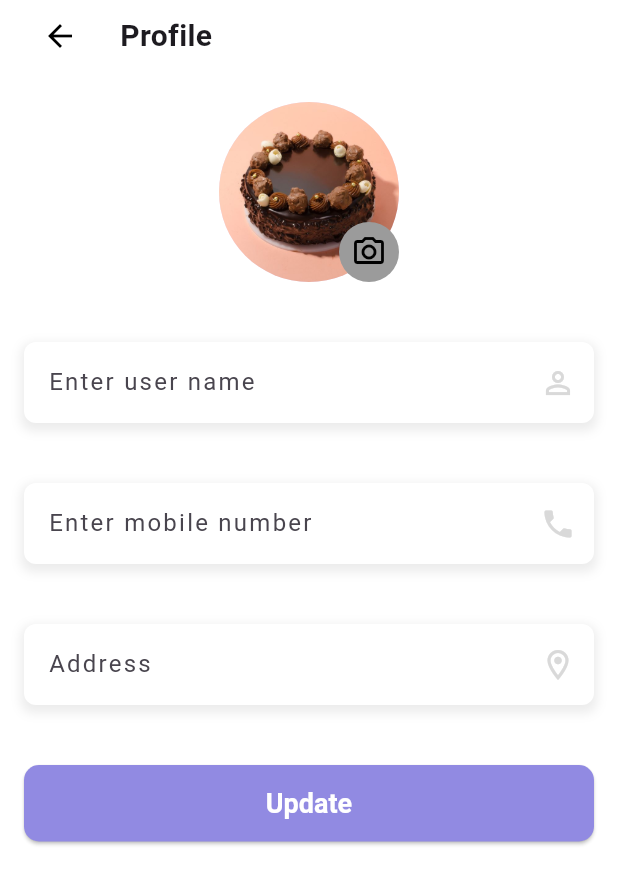
After one commit to samruddhin24/BakeryManagementAPP, a Flutter app: the EditProfileScreen screen opened by its route, on a phone screen of 412 x 824 dp. The commit adds this screen. Shown: the top 884 px of the screen. Run offline on Flutter 3.47's test engine with Material 3 defaults, Android fonts, the phone set to English and light mode, and no system bars; our stand-ins replace get, image_picker, velocity_x; project files that could hold a hidden picture were left out.

Commit message:
major commit
changes in input field widget.
edit profile page completed.
add more constants.

```diff
--- a/lib/binding/controller_binding.dart
+++ b/lib/binding/controller_binding.dart
@@ -42,6 +42,9 @@ class ControllerBinding implements Bindings{
     Get.lazyPut<ProfileController>(()=> ProfileController(),
     tag: ControllerTags.profileController, fenix: true);
 
+    Get.lazyPut<EditProfileController>(()=> EditProfileController(),
+        tag: ControllerTags.editProfileController, fenix: true);
+
     Get.lazyPut<RegistrationScreenController>(()=> RegistrationScreenController(),
     tag: ControllerTags.registrationController, fenix: true);
 
--- a/lib/constants/app_constants.dart
+++ b/lib/constants/app_constants.dart
@@ -91,6 +91,7 @@ class AppConstants{
   static String privacyPolicy = 'Privacy policy';
   static String helpAndSupport = 'Help and support';
   static String logout = 'Logout';
+  static String update = 'Update';
   static String deleteAccount = 'Delete Account';
   //Order Information
   static String priceSummary = 'Price Summary';
--- a/lib/constants/controller_tags.dart
+++ b/lib/constants/controller_tags.dart
@@ -10,6 +10,7 @@ class ControllerTags{
   static const productDescriptionController = 'productDescriptionController';
   static const productController = 'productController';
   static const profileController = 'profileController';
+  static const editProfileController = 'editProfileController';
   static const registrationController = 'registrationController';
   static const splashController = 'splashController';
   static const orderInformationController = 'orderInformationController';
--- a/lib/routes/app_routes.dart
+++ b/lib/routes/app_routes.dart
@@ -17,6 +17,7 @@ class AppRoutes{
     GetPage(name: RouteConstants.descriptionScreen, page: ()=> const DescriptionScreen()),
     GetPage(name: RouteConstants.productScreen, page: ()=> const ProductScreen()),
     GetPage(name: RouteConstants.profileScreen, page: ()=> const ProfileScreen()),
+    GetPage(name: RouteConstants.editProfileScreen, page: ()=> EditProfileScreen()),
     GetPage(name: RouteConstants.registerScreen, page: ()=> const RegistrationScreen()),
     GetPage(name: RouteConstants.splashScreen, page: ()=> const SplashScreen()),
   ];
--- /dev/null
+++ b/lib/screens/edit_profile/edit_profile_controller.dart
@@ -0,0 +1,79 @@
+import 'dart:io';
+import 'package:bakery_app/constants/constants.dart';
+import 'package:flutter/cupertino.dart';
+import 'package:get/get.dart';
+import 'package:image_picker/image_picker.dart';
+
+class EditProfileController extends GetxController {
+  File? imageFile;
+  final ImagePicker picker = ImagePicker();
+  final defaultImage = ImageConstants.popular1;
+
+  Future<File?> pickImageFromGallery() async {
+    final chosenFile = await picker.pickImage(source: ImageSource.gallery);
+    if (chosenFile != null) {
+      return File(chosenFile.path);
+    }
+    return null;
+  }
+
+  Future<File?> pickImageFromCamera() async {
+    final chosenFile = await picker.pickImage(source: ImageSource.camera);
+    if (chosenFile != null) {
+      return File(chosenFile.path);
+    }
+    return null;
+  }
+
+  void setDefaultImage(Function(File?) onImagePicked) {
+    onImagePicked(null);
+  }
+
+  final TextEditingController nameController = TextEditingController();
+  final TextEditingController phoneController = TextEditingController();
+  final TextEditingController addressController = TextEditingController();
+
+  String? validateAddress(String? value) {
+    if (value == null || value.isEmpty) {
+      return 'Please enter an address';
+    }
+    return null;
+  }
+
+  String? validatePhoneNumber(String? value) {
+    if (value == null || value.isEmpty) {
+      return 'Please enter a phone number';
+    }
+    if (value.length != 10) {
+      return 'Please enter a 10-digit number';
+    }
+    return null;
+  }
+
+  String? validateUserName(String? value) {
+    if (value == null || value.isEmpty) {
+      return 'Please enter a user name';
+    }
+    return null;
+  }
+
+  void updateProfile(GlobalKey<FormState> formKey) {
+    if (formKey.currentState!.validate()) {
+      Get.toNamed(RouteConstants.profileScreen);
+      Get.snackbar('Success', 'Profile has been updated',
+          snackPosition: SnackPosition.BOTTOM,
+      );
+    }else{
+      Get.snackbar('Error', 'Please fill the form correctly',
+      snackPosition: SnackPosition.BOTTOM,
+      );
+    }
+  }
+
+  void dispose(){
+    super.dispose();
+    nameController.dispose();
+    phoneController.dispose();
+    addressController.dispose();
+  }
+}
--- /dev/null
+++ b/lib/screens/edit_profile/edit_profile_screen.dart
@@ -0,0 +1,105 @@
+import 'dart:io';
+import 'package:bakery_app/constants/constants.dart';
+import 'package:bakery_app/screens/edit_profile/edit_profile_controller.dart';
+import 'package:bakery_app/screens/login/login_controller.dart';
+import 'package:bakery_app/widgets/custom_button.dart';
+import 'package:bakery_app/widgets/custom_input_field.dart';
+import 'package:bakery_app/widgets/edit_profile_image_picker.dart';
+import 'package:flutter/material.dart';
+import 'package:get/get.dart';
+
+class EditProfileScreen extends StatefulWidget {
+  const EditProfileScreen({super.key});
+
+  @override
+  State<EditProfileScreen> createState() => _EditProfileScreenState();
+}
+
+class _EditProfileScreenState extends State<EditProfileScreen> {
+  final EditProfileController controller = Get.find<EditProfileController>(
+      tag: ControllerTags.editProfileController);
+  File? selectedImage;
+  final String defaultImage = ImageConstants.popular1;
+
+  final GlobalKey<FormState> formKey = GlobalKey<FormState>();
+  @override
+  Widget build(BuildContext context) {
+    return Scaffold(
+      backgroundColor: AppColors.white,
+      body: SingleChildScrollView(
+        child: SafeArea(
+          child: Padding(
+            padding: const EdgeInsets.symmetric(horizontal: 16),
+            child: Form(
+              key: formKey,
+              child: Column(
+                crossAxisAlignment: CrossAxisAlignment.center,
+                children: [
+                  Row(
+                    children: [
+                      IconButton(
+                        onPressed: () {
+                          Navigator.of(context).pop();
+                        },
+                        icon: const Icon(
+                          Icons.arrow_back,
+                          color: AppColors.black,
+                        ),
+                      ),
+                      const SizedBox(width: 16),
+                      Text(
+                        AppConstants.myProfile,
+                        style: const TextStyle(
+                          fontSize: 20,
+                          fontWeight: FontWeight.bold,
+                        ),
+                      ),
+                    ],
+                  ),
+                  const SizedBox(height: 20),
+                  EditProfileImagePicker(
+                      selectedImage: selectedImage,
+                      defaultImage: defaultImage,
+                      onImageSelected: (File? image) {
+                        setState(() {
+                          selectedImage = image;
+                        });
+                      }),
+                  const SizedBox(height: 40),
+                  CustomInputField(
+                    hintText: AppConstants.usernameFieldHint,
+                    icon: Icons.person_outline,
+                    controller: controller.nameController,
+                    validator: controller.validateUserName,
+                  ),
+                  const SizedBox(height: 40),
+                  CustomInputField(
+                    hintText: AppConstants.loginFieldHint,
+                    icon: Icons.phone,
+                    controller: controller.phoneController,
+                    validator: controller.validatePhoneNumber,
+                  ),
+                  const SizedBox(height: 40),
+                  CustomInputField(
+                    hintText: AppConstants.addressFieldHint,
+                    icon: Icons.location_on_outlined,
+                    controller: controller.addressController,
+                    validator: controller.validateAddress,
+                  ),
+                  const SizedBox(height: 40),
+                  CustomButton(
+                      text: AppConstants.update,
+                      onPressed: () {
+                        if(formKey.currentState?.validate() ?? false){
+                          controller.updateProfile(formKey);
+                        }
+                      })
+                ],
+              ),
+            ),
+          ),
+        ),
+      ),
+    );
+  }
+}
--- a/lib/screens/registration/registration_screen.dart
+++ b/lib/screens/registration/registration_screen.dart
@@ -67,6 +67,7 @@ class RegistrationScreen extends StatelessWidget {
                               hintText: AppConstants.usernameFieldHint,
                               icon: Icons.person_outline,
                               controller: controller.nameController,
+                              validator: controller.validateUserName,
                             ),
                             const SizedBox(height: 20),
                             CustomInputField(
@@ -74,6 +75,7 @@ class RegistrationScreen extends StatelessWidget {
                               icon: Icons.email_outlined,
                               controller: controller.emailController,
                               isEmail: true,
+                              validator: controller.validateEmail,
                             ),
                             const SizedBox(height: 20),
                             CustomButton(
--- a/lib/screens/screens.dart
+++ b/lib/screens/screens.dart
@@ -26,3 +26,5 @@ export 'splash/splash_screen.dart';
 export 'splash/splash_controller.dart';
 export 'order_information/order_information_screen.dart';
 export 'order_information/order_information_controller.dart';
+export 'edit_profile/edit_profile_screen.dart';
+export 'edit_profile/edit_profile_controller.dart';
--- a/lib/widgets/custom_input_field.dart
+++ b/lib/widgets/custom_input_field.dart
@@ -13,8 +13,9 @@ class CustomInputField extends StatelessWidget {
   final IconData icon;
   final TextEditingController controller;
   final bool isEmail;
-  final RegistrationScreenController registrationController =
-      Get.find<RegistrationScreenController>();
+  final String? Function(String?)? validator;
+  // final RegistrationScreenController registrationController =
+  //     Get.find<RegistrationScreenController>();
 
   CustomInputField({
     super.key,
@@ -22,6 +23,7 @@ class CustomInputField extends StatelessWidget {
     required this.icon,
     required this.controller,
     this.isEmail = false,
+    this.validator,
   });
 
   @override
@@ -61,13 +63,14 @@ class CustomInputField extends StatelessWidget {
                 contentPadding: const EdgeInsets.fromLTRB(16, 15, 10, 15),
                 border: InputBorder.none,
               ),
-              validator: (value) {
-                if (isEmail) {
-                  return registrationController.validateEmail(value);
-                } else {
-                  return registrationController.validateUserName(value);
-                }
-              },
+              validator: validator,
+              // validator: (value) {
+              //   if (isEmail) {
+              //     return registrationController.validateEmail(value);
+              //   } else {
+              //     return registrationController.validateUserName(value);
+              //   }
+              // },
             ),
           ),
            Padding(
--- /dev/null
+++ b/lib/widgets/edit_profile_image_picker.dart
@@ -0,0 +1,106 @@
+import 'dart:io';
+import 'package:bakery_app/constants/constants.dart';
+import 'package:bakery_app/screens/edit_profile/edit_profile_controller.dart';
+import 'package:flutter/material.dart';
+import 'package:get/get.dart';
+
+
+class EditProfileImagePicker extends StatefulWidget {
+  final File? selectedImage;
+  final String defaultImage;
+  final Function(File?) onImageSelected;
+
+  const EditProfileImagePicker(
+      {super.key,
+      required this.selectedImage,
+      required this.defaultImage,
+      required this.onImageSelected});
+
+  @override
+  State<EditProfileImagePicker> createState() => _EditProfileImagePickerState();
+}
+
+class _EditProfileImagePickerState extends State<EditProfileImagePicker> {
+  final EditProfileController controller = Get.find<EditProfileController>(tag: ControllerTags.editProfileController);
+  @override
+  Widget build(BuildContext context) {
+    return Center(
+      child: Stack(
+        children: [
+          CircleAvatar(
+            radius: 60,
+            backgroundImage: widget.selectedImage != null
+                ? FileImage(widget.selectedImage!)
+                : AssetImage(widget.defaultImage) as ImageProvider,
+          ),
+          Positioned(
+            bottom: 0,
+            right: 0,
+            child: InkWell(
+              onTap: () {
+                showModalBottomSheet(
+                  context: context,
+                  builder: (BuildContext context) {
+                    return BottomSheet(
+                      onClosing: () {},
+                      builder: (BuildContext context) {
+                        return Column(
+                          mainAxisSize: MainAxisSize.min,
+                          children: [
+                            ListTile(
+                              leading: const Icon(Icons.photo_library_outlined),
+                              title: const Text(
+                                'Pick photo from gallery',
+                              ),
+                              onTap: () async {
+                                File? image = await controller.pickImageFromGallery();
+                                widget.onImageSelected(image);
+                                Get.back();
+                              },
+                            ),
+                            ListTile(
+                              leading: const Icon(Icons.camera_alt_outlined),
+                              title: const Text(
+                                'Capture Photo',
+                              ),
+                              onTap: () async {
+                                File? image = await controller.pickImageFromCamera();
+                                widget.onImageSelected(image);
+                                Get.back();
+                              },
+                            ),
+                            ListTile(
+                              leading: const Icon(Icons.delete_outline),
+                              title: const Text(
+                                'Remove Image',
+                              ),
+                              onTap: () async {
+                                widget.onImageSelected(null);
+                                Get.back();
+                              },
+                            ),
+                          ],
+                        );
+                      },
+                    );
+                  },
+                );
+              },
+              child: Container(
+                decoration: const BoxDecoration(
+                  shape: BoxShape.circle,
+                  color: AppColors.darkGrey,
+                ),
+                padding: const EdgeInsets.all(8),
+                child: const Icon(
+                  Icons.camera_alt_outlined,
+                  color: AppColors.black,
+                ),
+              ),
+            ),
+          ),
+        ],
+      ),
+    );
+  }
+}
--- a/pubspec.yaml
+++ b/pubspec.yaml
@@ -38,6 +38,7 @@ dependencies:
   get: ^4.6.6
   flutter_svg: ^2.0.10+1
   velocity_x: ^4.2.1
+  image_picker: ^1.1.2
 
 
 dev_dependencies:
```
Also changed, not shown: pubspec.lock, 5 other files.
